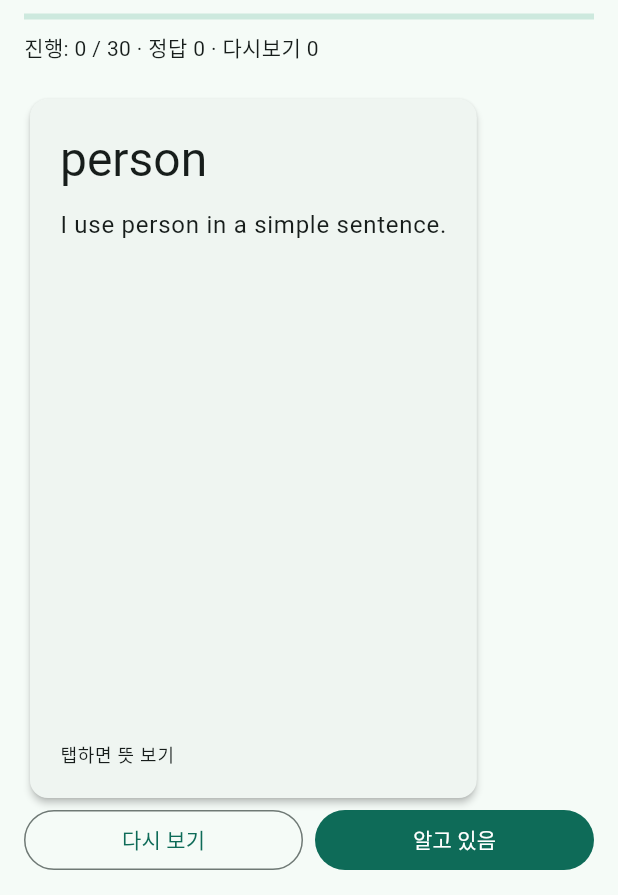
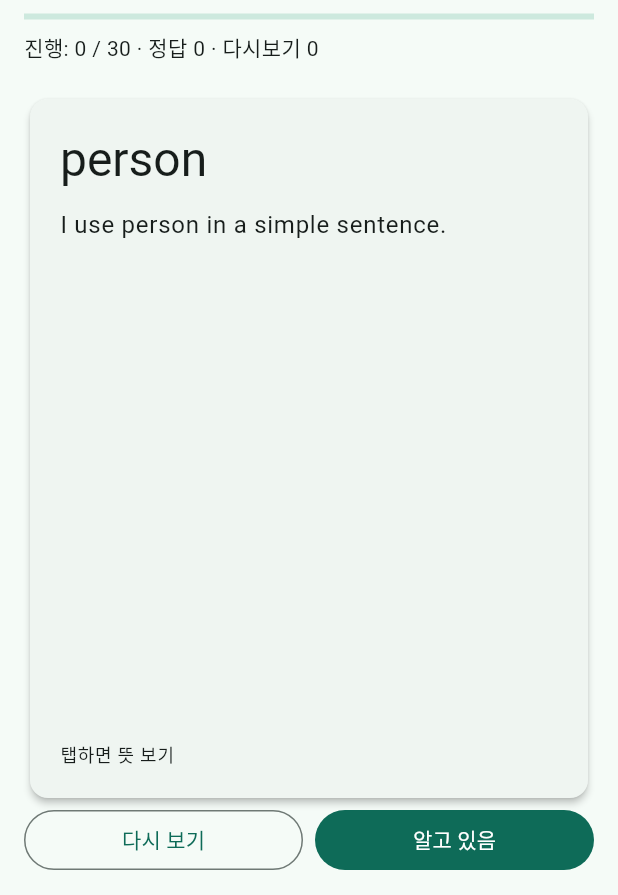
Before and after one commit to 0807ksc/repeato, a Flutter app: the screen it shows after launch, on a phone screen of 412 x 824 dp. Shown: the part 216-1111 px from the top of the screen. Run offline on Flutter 3.47's test engine with Material 3 defaults, Android fonts, the phone set to English and light mode, and no system bars.

Commit message:
Make Today layout responsive (center + max width)

```diff
--- a/app/lib/main.dart
+++ b/app/lib/main.dart
@@ -264,7 +264,19 @@ class _TodayScreenState extends State<TodayScreen> {
     final word = widget.cards[_index % widget.cards.length];
     final progress = _target == 0 ? 0.0 : (_index / _target).clamp(0.0, 1.0);
 
-    return Padding(
+    // Make layout responsive: keep content readable on wide screens
+    // while still filling the width on phones.
+    return LayoutBuilder(
+      builder: (context, constraints) {
+        const maxContentWidth = 560.0;
+        final contentWidth = constraints.maxWidth > maxContentWidth
+            ? maxContentWidth
+            : constraints.maxWidth;
+
+        return Center(
+          child: SizedBox(
+            width: contentWidth,
+            child: Padding(
               padding: const EdgeInsets.all(16),
               child: Column(
                 crossAxisAlignment: CrossAxisAlignment.start,
@@ -275,6 +287,7 @@ class _TodayScreenState extends State<TodayScreen> {
                   const SizedBox(height: 16),
                   Wrap(
                     spacing: 8,
+                    runSpacing: 8,
                     children: [
                       ChoiceChip(
                         label: const Text('빠른 30카드'),
@@ -298,6 +311,8 @@ class _TodayScreenState extends State<TodayScreen> {
                       child: InkWell(
                         onTap: () => setState(() => _showMeaning = !_showMeaning),
                         borderRadius: BorderRadius.circular(16),
+                        child: SizedBox(
+                          width: double.infinity,
                           child: Card(
                             elevation: 2,
                             child: Padding(
@@ -324,9 +339,12 @@ class _TodayScreenState extends State<TodayScreen> {
                             ),
                           ),
                         ),
+                      ),
                     )
                   else
                     Expanded(
+                      child: SizedBox(
+                        width: double.infinity,
                         child: Card(
                           child: Center(
                             child: Padding(
@@ -343,6 +361,7 @@ class _TodayScreenState extends State<TodayScreen> {
                                     child: const Text('다시 시작'),
                                   ),
                                 ],
+                              ),
                             ),
                           ),
                         ),
@@ -368,6 +387,10 @@ class _TodayScreenState extends State<TodayScreen> {
                     ),
                 ],
               ),
+            ),
+          ),
+        );
+      },
     );
   }
 }
```
Lines whose indentation alone changed are shown as unchanged.
